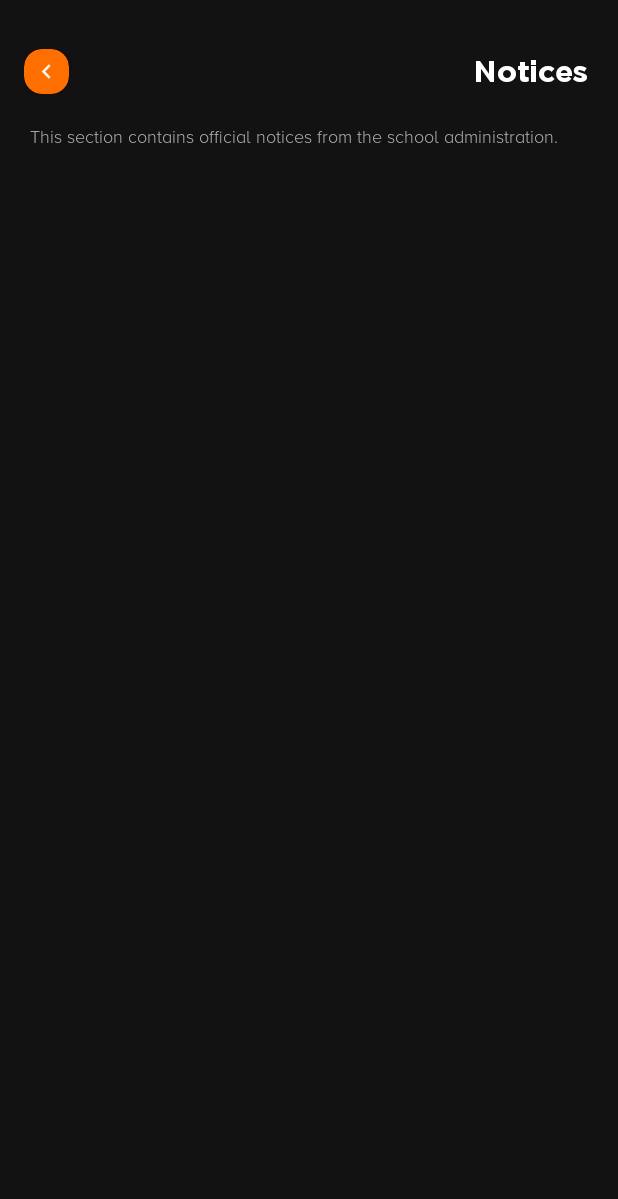
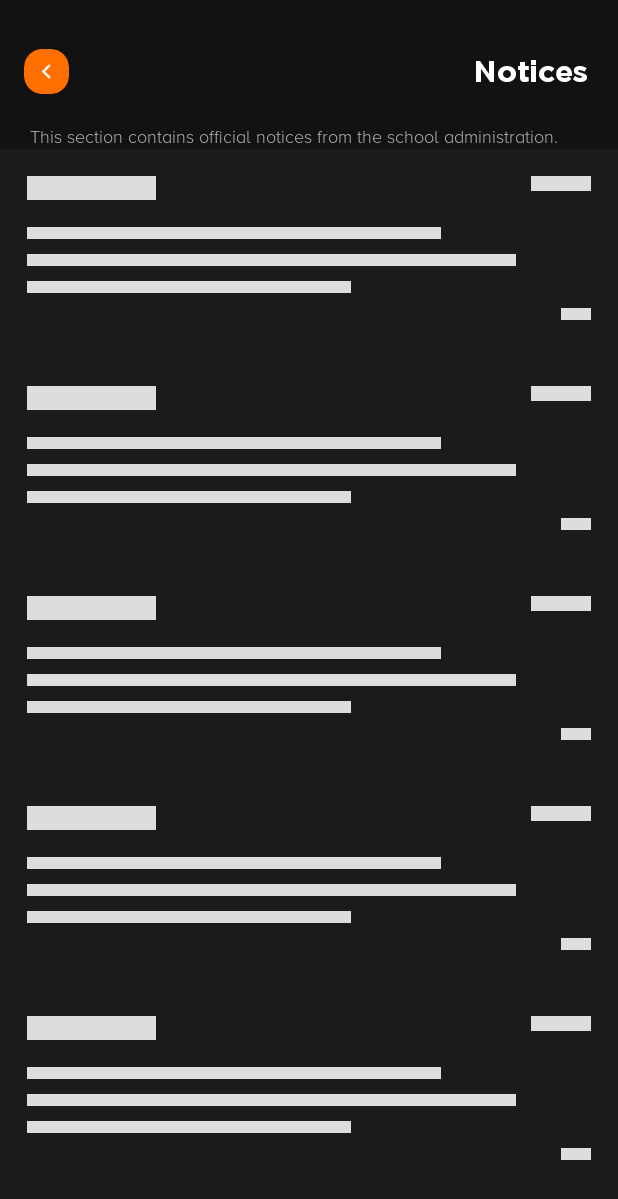
Before and after one commit to kvngtee/sims-app, an Android app: the NoticeActivity screen opened directly, with no data from a screen before it, on a phone screen of 412 x 824 dp. Shown: the top 1199 px of the screen. Run offline under Robolectric (Android 15) with nearby library versions, the phone set to English and light mode, and no system bars; our stand-ins replace Firebase (no records; nobody signed in at launch, a user with empty details on screens opened directly), Shimmer; libraries missing offline, so code that uses them is left out: com.github.curioustechizen.ago.

Commit message:
refactoring app

```diff
--- a/app/build.gradle
+++ b/app/build.gradle
@@ -43,6 +43,10 @@ dependencies {
     implementation 'com.mikhaellopez:circularimageview:3.0.2'
     implementation 'com.github.florent37:diagonallayout:1.0.9'
     implementation 'com.flaviofaria:kenburnsview:1.0.7'
+    implementation 'com.codesgood:justifiedtextview:1.1.0'
+
+    // Shimmer
+    implementation 'com.facebook.shimmer:shimmer:0.1.0@aar'
 
 
     //Stylish edittextbox
@@ -64,9 +68,11 @@ dependencies {
 
     //picasso
     implementation 'com.squareup.picasso:picasso:2.71828'
+
     // picasso caching libraries
     implementation 'com.squareup.okhttp3:okhttp:3.10.0'
     implementation 'com.jakewharton.picasso:picasso2-okhttp3-downloader:1.1.0'
+
     //time ago
     implementation 'com.github.curioustechizen.android-ago:library:1.4.0'
 
--- a/app/src/main/java/com/example/ecampus/activities/NoticeActivity.java
+++ b/app/src/main/java/com/example/ecampus/activities/NoticeActivity.java
@@ -14,6 +14,7 @@ import androidx.recyclerview.widget.RecyclerView;
 import com.example.ecampus.R;
 import com.example.ecampus.adapters.NoticeAdapter;
 import com.example.ecampus.models.Notice;
+import com.facebook.shimmer.ShimmerFrameLayout;
 import com.firebase.ui.firestore.FirestoreRecyclerOptions;
 import com.google.firebase.firestore.CollectionReference;
 import com.google.firebase.firestore.FirebaseFirestore;
@@ -25,6 +26,7 @@ public class NoticeActivity extends AppCompatActivity {
     private FirebaseFirestore db = FirebaseFirestore.getInstance();
     private CollectionReference noticeRef = db.collection("notice");
     private NoticeAdapter adapter;
+    private ShimmerFrameLayout ShimmerViewContainer;
 
 
     @Override
@@ -33,24 +35,22 @@ public class NoticeActivity extends AppCompatActivity {
         setContentView(R.layout.activity_notice);
         overridePendingTransition(R.anim.fadein, R.anim.fadeout);
 
-        setUpRecyclerView();
-
         getWindow().setFlags(WindowManager.LayoutParams.FLAG_LAYOUT_NO_LIMITS,
                 WindowManager.LayoutParams.FLAG_LAYOUT_NO_LIMITS);
 
+        setUpRecyclerView();
+
+        ShimmerViewContainer = findViewById(R.id.shimmer_view_container);
+
+
         cardview = findViewById(R.id.cardview);
 
-        cardview.setOnClickListener(new View.OnClickListener() {
-            @Override
-            public void onClick(View v) {
-                cardview.setCardBackgroundColor(Color.parseColor("#6C63Ff"));
-                Intent intent = new Intent(NoticeActivity.this, HomescreenActivity.class);
-                overridePendingTransition(R.anim.fadein, R.anim.fadeout);
-                startActivity(intent);
-            }
+        cardview.setOnClickListener(v -> {
+            cardview.setCardBackgroundColor(Color.parseColor("#6C63Ff"));
+            Intent intent = new Intent(NoticeActivity.this, HomescreenActivity.class);
+            overridePendingTransition(R.anim.fadein, R.anim.fadeout);
+            startActivity(intent);
         });
-
-
     }
 
 
@@ -67,8 +67,8 @@ public class NoticeActivity extends AppCompatActivity {
         recyclerView.setHasFixedSize(true);
         recyclerView.setLayoutManager(new LinearLayoutManager(this));
         recyclerView.setAdapter(adapter);
+
     }
-
 
     @Override
     protected void onStart() {
@@ -85,5 +85,16 @@ public class NoticeActivity extends AppCompatActivity {
         }
     }
 
+    @Override
+    public void onResume() {
+        super.onResume();
+        ShimmerViewContainer.startShimmerAnimation();
+    }
+
+    @Override
+    public void onPause() {
+        ShimmerViewContainer.stopShimmerAnimation();
+        super.onPause();
+    }
 
 }
--- a/app/src/main/java/com/example/ecampus/activities/SettingsActivity.java
+++ b/app/src/main/java/com/example/ecampus/activities/SettingsActivity.java
@@ -77,7 +77,7 @@ public class SettingsActivity extends AppCompatActivity {
         agreement.setOnClickListener(new View.OnClickListener() {
             @Override
             public void onClick(View v) {
-              ShowPopup(v);
+                ShowPopup(v);
 
 
             }
--- a/app/src/main/java/com/example/ecampus/adapters/NewsAdapter.java
+++ b/app/src/main/java/com/example/ecampus/adapters/NewsAdapter.java
@@ -77,9 +77,7 @@ public class NewsAdapter extends RecyclerView.Adapter<NewsAdapter.MyViewHolder>
             newsDate = view.findViewById(R.id.dateposted);
             newsImage = view.findViewById(R.id.news_image);
 
-            view.setOnClickListener(new View.OnClickListener() {
-                @Override
-                public void onClick(View v) {
+            view.setOnClickListener(v -> {
                 Intent postdetails = new Intent(mcontext, PostDetailActivity.class);
                 int postion = getAdapterPosition();
 
@@ -89,7 +87,6 @@ public class NewsAdapter extends RecyclerView.Adapter<NewsAdapter.MyViewHolder>
                 postdetails.putExtra("date",mList.get(postion).getDate());
                 mcontext.startActivity(postdetails);
 
-                }
             });
 
 
--- a/app/src/main/java/com/example/ecampus/adapters/NoticeAdapter.java
+++ b/app/src/main/java/com/example/ecampus/adapters/NoticeAdapter.java
@@ -29,8 +29,7 @@ public class NoticeAdapter extends FirestoreRecyclerAdapter<Notice, NoticeAdapte
     protected void onBindViewHolder(@NonNull NoticeHolder holder, int position, @NonNull Notice notice) {
         holder.noticetv.setText(notice.getNoticetext());
         holder.noticecattv.setText(notice.getCategory());
-        //holder.noticedatetv.setReferenceTime(notice.getDate().getTime());
-        //holder.newsDate.setReferenceTime(news.getDate().getTime());
+        holder.noticedatetv.setReferenceTime(notice.getDate().getTime());
 
         holder.container.setAnimation(AnimationUtils.loadAnimation(mcontext, R.anim.scroll_transition));
 
@@ -50,11 +49,9 @@ public class NoticeAdapter extends FirestoreRecyclerAdapter<Notice, NoticeAdapte
     class NoticeHolder extends RecyclerView.ViewHolder {
         TextView noticetv;
         TextView noticecattv;
-        //RelativeTimeTextView noticedatetv;
+        RelativeTimeTextView noticedatetv;
 
         CardView container;
-
-
 
 
 
@@ -64,7 +61,7 @@ public class NoticeAdapter extends FirestoreRecyclerAdapter<Notice, NoticeAdapte
             container = itemView.findViewById(R.id.container);
             noticetv = itemView.findViewById(R.id.notice_text);
             noticecattv = itemView.findViewById(R.id.category);
-            //noticedatetv = itemView.findViewById(R.id.dateposted);
+            noticedatetv = itemView.findViewById(R.id.dateposted);
         }
     }
 
--- a/app/src/main/java/com/example/ecampus/adapters/ViewPagerAdapter.java
+++ b/app/src/main/java/com/example/ecampus/adapters/ViewPagerAdapter.java
@@ -25,7 +25,7 @@ public class ViewPagerAdapter extends FragmentPagerAdapter {
         switch (position) {
             case 0:
                 return new LatestFragment();
-                case 1:
+            case 1:
                 return new YesterdayFragment();
             case 2:
                 return new LastWeekFragment();
--- a/app/src/main/res/layout/activity_notice.xml
+++ b/app/src/main/res/layout/activity_notice.xml
@@ -66,6 +66,41 @@
         android:textColor="#ACACAC"
         android:textSize="12sp" />
 
+
+    <com.facebook.shimmer.ShimmerFrameLayout
+        android:id="@+id/shimmer_view_container"
+        android:layout_width="wrap_content"
+        android:layout_height="wrap_content"
+        android:layout_gravity="center"
+        android:layout_below="@id/info"
+        android:orientation="vertical"
+        app:duration="500"
+        >
+
+        <!-- Adding 3 rows of placeholders -->
+        <LinearLayout
+            android:layout_width="match_parent"
+            android:layout_height="wrap_content"
+            android:orientation="vertical">
+
+            <include layout="@layout/notice_placeholder" />
+
+            <include layout="@layout/notice_placeholder" />
+
+            <include layout="@layout/notice_placeholder" />
+
+            <include layout="@layout/notice_placeholder" />
+
+            <include layout="@layout/notice_placeholder" />
+
+            <include layout="@layout/notice_placeholder" />
+
+        </LinearLayout>
+
+    </com.facebook.shimmer.ShimmerFrameLayout>
+
+
+
     <androidx.recyclerview.widget.RecyclerView
         android:id="@+id/myrecyclerview"
         android:layout_width="match_parent"
--- /dev/null
+++ b/app/src/main/res/layout/notice_placeholder.xml
@@ -0,0 +1,70 @@
+<?xml version="1.0" encoding="utf-8"?>
+<RelativeLayout xmlns:android="http://schemas.android.com/apk/res/android"
+    android:layout_width="match_parent"
+    android:layout_height="wrap_content"
+    android:background="#1B1B1B"
+    android:padding="18dp">
+
+    <LinearLayout
+        android:layout_width="match_parent"
+        android:layout_height="wrap_content"
+        android:id="@+id/lay"
+        android:layout_marginBottom="10dp"
+        android:orientation="horizontal">
+
+        <View
+            android:id="@+id/category"
+            android:layout_width="0dp"
+            android:layout_height="16dp"
+            android:layout_weight="1"
+            android:layout_marginEnd="250dp"
+            android:background="@color/placeholder_bg" />
+
+        <View
+            android:id="@+id/date"
+            android:layout_width="40dp"
+            android:layout_height="10dp"
+            android:background="@color/placeholder_bg" />
+
+
+    </LinearLayout>
+
+
+    <LinearLayout
+        android:layout_width="match_parent"
+        android:layout_height="wrap_content"
+        android:layout_marginBottom="8dp"
+        android:layout_below="@id/lay"
+        android:layout_marginTop="8dp"
+        android:orientation="vertical">
+
+        <View
+            android:layout_width="match_parent"
+            android:layout_height="@dimen/placeholder_text_height"
+            android:layout_marginEnd="100dp"
+            android:background="@color/placeholder_bg" />
+
+        <View
+            android:layout_width="match_parent"
+            android:layout_height="@dimen/placeholder_text_height"
+            android:layout_marginEnd="50dp"
+            android:layout_marginTop="10dp"
+            android:background="@color/placeholder_bg" />
+
+        <View
+            android:layout_width="match_parent"
+            android:layout_height="@dimen/placeholder_text_height"
+            android:layout_marginEnd="160dp"
+            android:layout_marginTop="10dp"
+            android:background="@color/placeholder_bg" />
+
+        <View
+            android:layout_width="20dp"
+            android:layout_height="@dimen/placeholder_text_height"
+            android:layout_marginTop="10dp"
+            android:layout_gravity="end"
+            android:background="@color/placeholder_bg" />
+
+    </LinearLayout>
+
+</RelativeLayout>
```
Also changed, not shown: app/src/main/java/com/example/ecampus/activities/PostDetailActivity.java (+4 -5 lines), app/src/main/java/com/example/ecampus/adapters/ViewHolder.java (+26 -15 lines), app/src/main/java/com/example/ecampus/models/Notice.java (+7 -10 lines), app/src/main/res/layout/activity_post_detail.xml (+32 -13 lines), app/src/main/res/layout/news_row.xml (+9 -0 lines), app/src/main/res/values/colors.xml (+8 -0 lines), app/src/main/res/values/dimens.xml (+10 -0 lines), 1 other file. Lines whose indentation alone changed are shown as unchanged.
